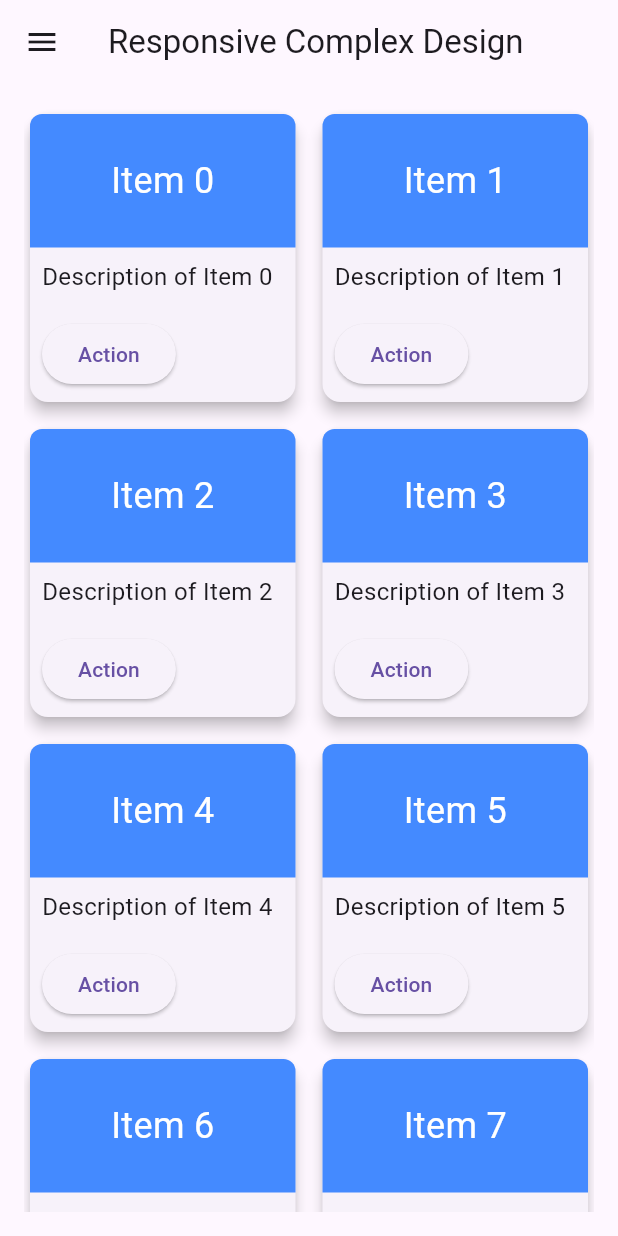
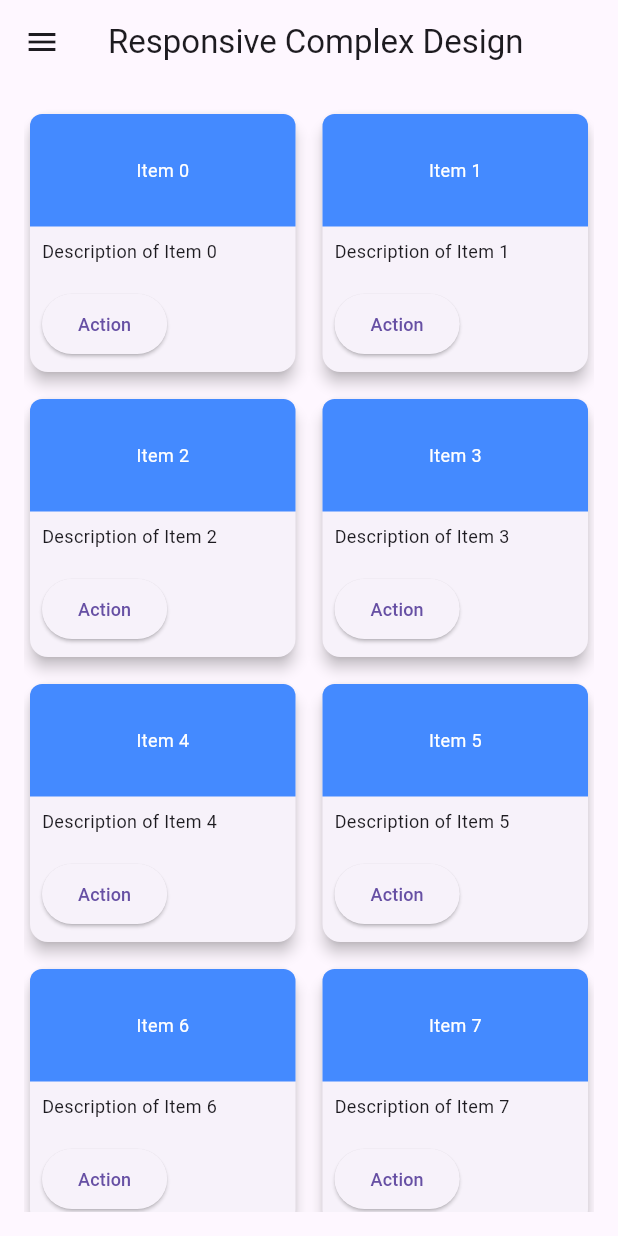
Before and after one commit to vishal0990/responsive_for_all, a Flutter app: the screen it shows after launch, on a phone screen of 412 x 824 dp. Run offline on Flutter 3.47's test engine with Material 3 defaults, Android fonts, the phone set to English and light mode, and no system bars; our stand-ins replace get, responsive_framework.

Commit message:
10/10/2024

```diff
--- a/lib/main.dart
+++ b/lib/main.dart
@@ -1,5 +1,6 @@
 import 'package:flutter/material.dart';
 import 'package:get/get.dart' as c;
+import 'package:responsive_for_all/image_selected.dart';
 import 'package:responsive_framework/responsive_framework.dart';
 
 import 'detail_screen.dart';
@@ -15,7 +16,8 @@ class MyApp extends StatelessWidget {
       initialRoute: '/',
       getPages: [
         c.GetPage(name: '/', page: () => HomeScreen()),
-        c.GetPage(name: '/details', page: () => DetailsScreen())
+        c.GetPage(name: '/details', page: () => DetailsScreen()),
+        c.GetPage(name: '/image', page: () => ImageSelected())
       ],
       title: 'Responsive Complex Design',
       builder: (context, widget) => ResponsiveBreakpoints.builder(
@@ -184,8 +186,7 @@ class ResponsiveGrid extends StatelessWidget {
       context,
       defaultValue: 2.0,
       conditionalValues: [
-        Condition.smallerThan(name: MOBILE, value: 1.0), // Padding for mobile
-        Condition.largerThan(name: MOBILE, value: 2.0), // Padding for mobile
+        Condition.smallerThan(name: MOBILE, value: 3.0), // Padding for mobile
         Condition.largerThan(name: TABLET, value: 4.0), // Padding for tablet
         Condition.largerThan(name: DESKTOP, value: 8.0), // Padding for desktop
       ],
@@ -197,8 +198,8 @@ class ResponsiveGrid extends StatelessWidget {
       defaultValue: 10.0,
       conditionalValues: [
         Condition.largerThan(name: MOBILE, value: 10.0), // Padding for mobile
-        Condition.largerThan(name: TABLET, value: 15.0), // Padding for tablet
-        Condition.largerThan(name: DESKTOP, value: 13.0), // Padding for desktop
+        Condition.largerThan(name: TABLET, value: 12.0), // Padding for tablet
+        Condition.largerThan(name: DESKTOP, value: 14.0), // Padding for desktop
       ],
     ).value; //mainAxisSpacing
     double mainAxisS = ResponsiveValue(
@@ -206,8 +207,8 @@ class ResponsiveGrid extends StatelessWidget {
       defaultValue: 10.0,
       conditionalValues: [
         Condition.largerThan(name: MOBILE, value: 10.0), // Padding for mobile
-        Condition.largerThan(name: TABLET, value: 10.0), // Padding for tablet
-        Condition.largerThan(name: DESKTOP, value: 13.0), // Padding for desktop
+        Condition.largerThan(name: TABLET, value: 12.0), // Padding for tablet
+        Condition.largerThan(name: DESKTOP, value: 14.0), // Padding for desktop
       ],
     ).value;
 
@@ -230,7 +231,7 @@ class ResponsiveGrid extends StatelessWidget {
             crossAxisSpacing: crossAxisS,
             mainAxisSpacing: mainAxisS,
             childAspectRatio: aspectRatio,
-            mainAxisExtent: 200),
+            mainAxisExtent: 180),
         itemCount: items.length,
         itemBuilder: (context, index) {
           return ResponsiveCard(item: items[index]);
@@ -247,6 +248,16 @@ class ResponsiveCard extends StatelessWidget {
 
   @override
   Widget build(BuildContext context) {
+    //responsiveSize
+    double responsiveSize = ResponsiveValue(
+      context,
+      defaultValue: 12.0,
+      conditionalValues: [
+        Condition.largerThan(name: MOBILE, value: 12.0), // Padding for mobile
+        Condition.largerThan(name: TABLET, value: 15.0), // Padding for tablet
+        Condition.largerThan(name: DESKTOP, value: 18.0), // Padding for desktop
+      ],
+    ).value;
     return Card(
       elevation: 4.0,
       child: Column(
@@ -261,7 +272,8 @@ class ResponsiveCard extends StatelessWidget {
               child: Center(
                 child: Text(
                   item,
-                  style: TextStyle(color: Colors.white, fontSize: 24),
+                  style:
+                      TextStyle(color: Colors.white, fontSize: responsiveSize),
                 ),
               ),
             ),
@@ -270,20 +282,23 @@ class ResponsiveCard extends StatelessWidget {
             padding: const EdgeInsets.all(8.0),
             child: Text(
               'Description of $item',
-              style: TextStyle(fontSize: 16),
+              style: TextStyle(fontSize: responsiveSize),
             ),
           ),
           Padding(
             padding: const EdgeInsets.all(8.0),
             child: ElevatedButton(
               onPressed: () {
-                c.Get.toNamed('/details', arguments: '$item button pressed!');
+                c.Get.toNamed('/image', arguments: '$item button pressed!');
                 // Action on button press
                 ScaffoldMessenger.of(context).showSnackBar(
                   SnackBar(content: Text('$item button pressed!')),
                 );
               },
-              child: Text('Action'),
+              child: Text(
+                'Action',
+                style: TextStyle(fontSize: responsiveSize),
+              ),
             ),
           ),
         ],
```
